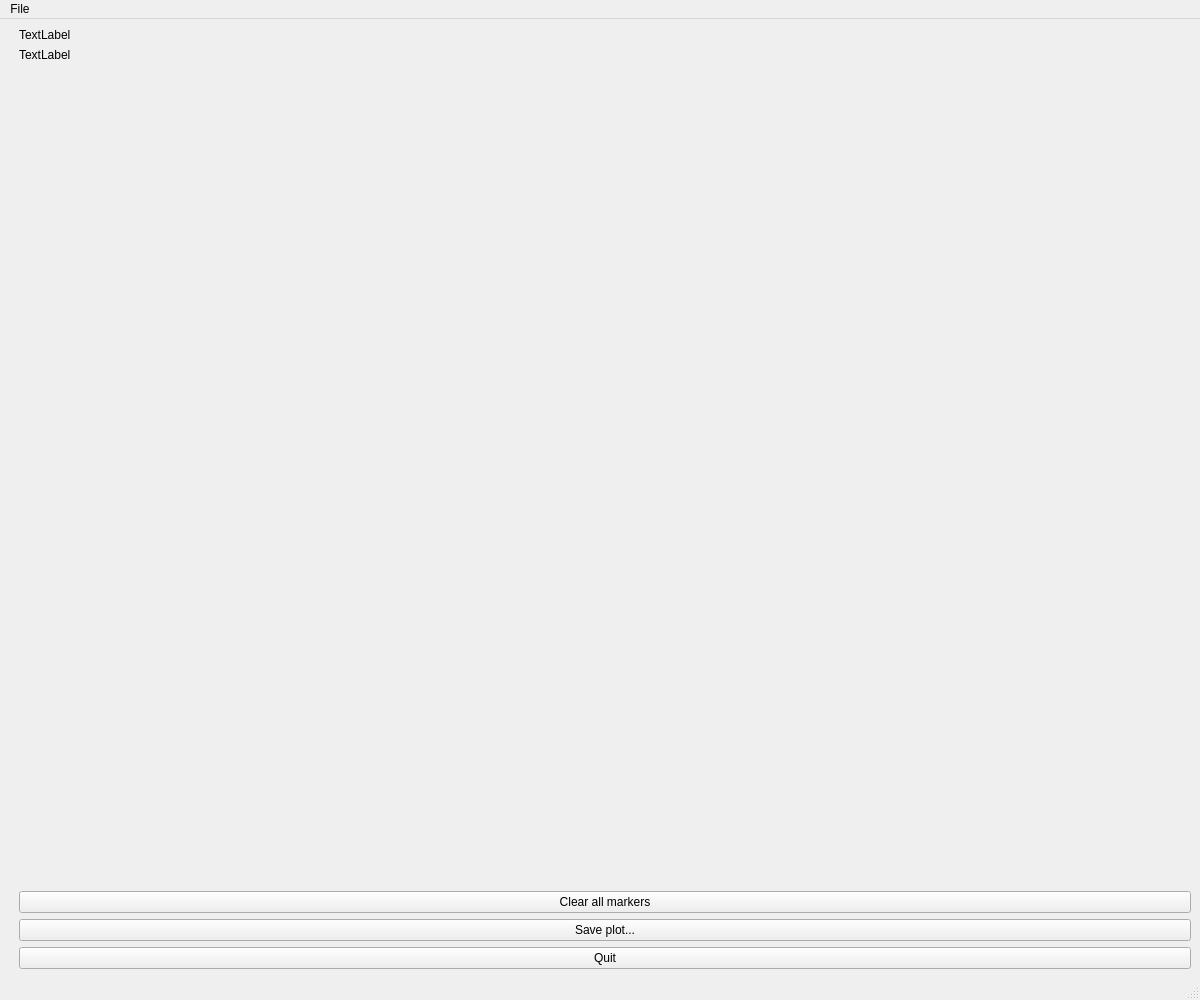
Before: the Qt Designer form gaitutils/nexus_scripts/tardieu.ui in NCH-Motion-Laboratory/gaitutils, drawn with Qt 5.
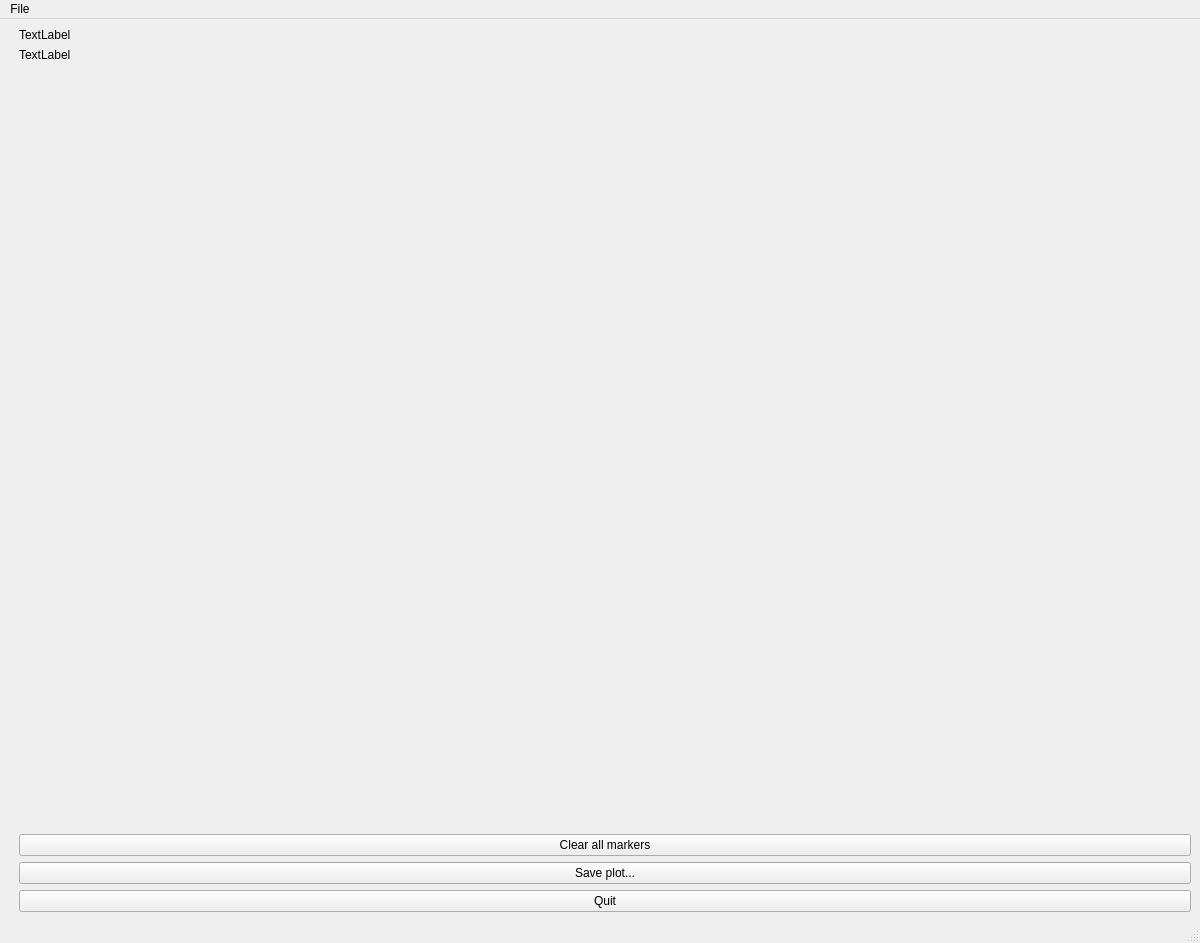
After: the same form once the commit is applied.

Commit message:
tentative c3d loader
need to check timescales etc.

```diff
--- a/gaitutils/nexus_scripts/tardieu.ui
+++ b/gaitutils/nexus_scripts/tardieu.ui
@@ -7,7 +7,7 @@
     <x>0</x>
     <y>0</y>
     <width>1200</width>
-    <height>1000</height>
+    <height>943</height>
    </rect>
   </property>
   <property name="windowTitle">
```
Left out of the diff: 6 changed lines with no effect on the pictures. The commit also changes 1 other file.
